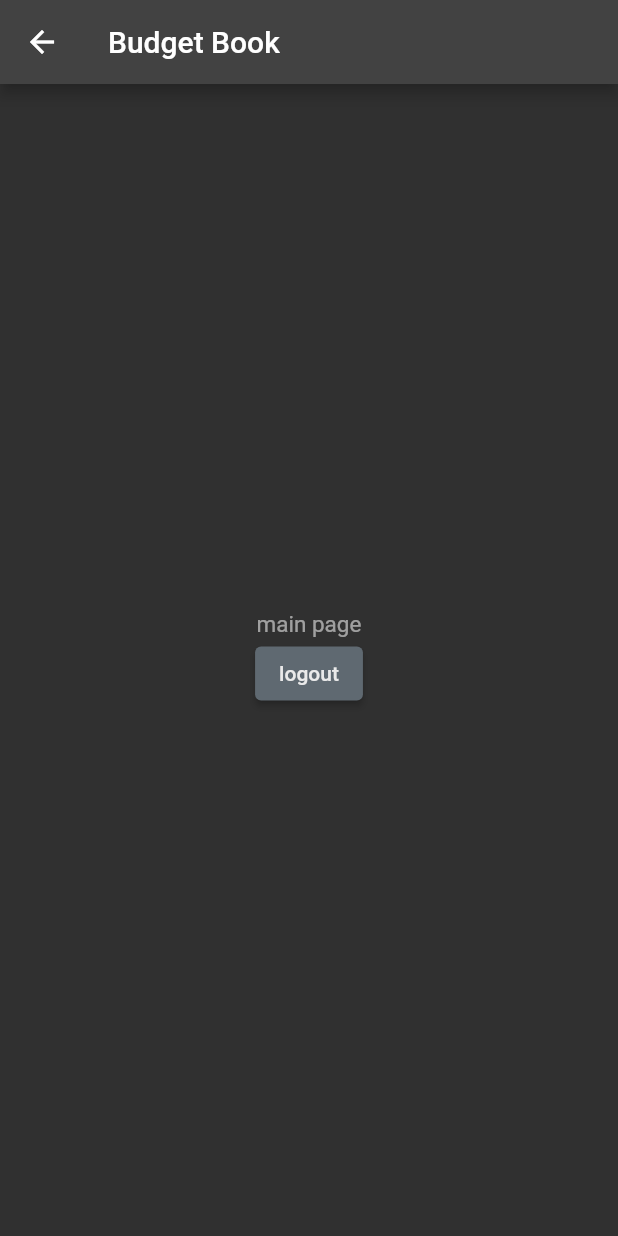
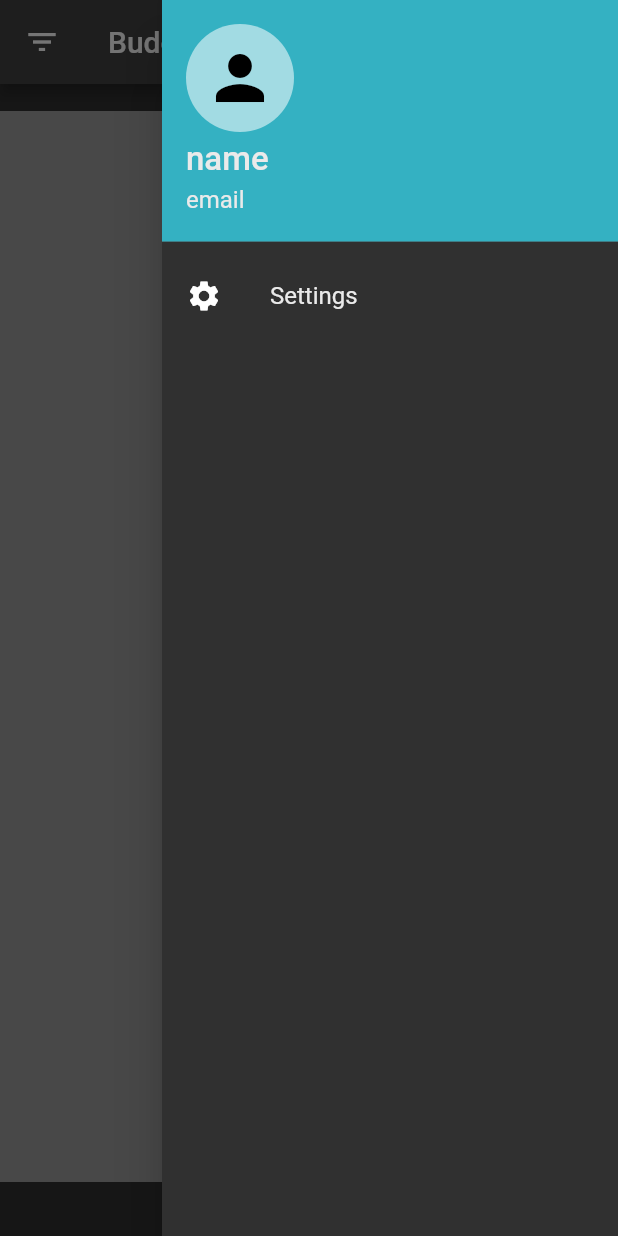
Before and after one commit to Gerald-Gmainer/budget_book, a Flutter app: the MainPage screen opened by its route, with the side drawer open (before the commit the screen has no drawer), on a phone screen of 412 x 824 dp. Run offline on Flutter 3.47's test engine with Material 2 defaults, Android fonts, the phone set to English and light mode, and no system bars; our stand-ins replace bloc, connectivity_plus, flutter_bloc, flutter_dotenv, font_awesome_flutter, form_validator and 3 more; missing offline and left inert: keep_screen_on; accounts and stored records are empty; generated files the repository leaves out were written again; network calls fail; Roboto replaces fonts that are missing (Noto Sans JP).

Commit message:
main page basic layout

```diff
--- a/flutter_app/lib/presentation/page/main/main_page.dart
+++ b/flutter_app/lib/presentation/page/main/main_page.dart
@@ -1,9 +1,13 @@
 import 'package:flutter/material.dart';
-import 'package:flutter_app/business_logic/business_logic.dart';
-import 'package:flutter_app/presentation/presentation.dart';
 import 'package:flutter_app/utils/utils.dart';
-import 'package:flutter_bloc/flutter_bloc.dart';
 import 'package:provider/provider.dart';
+import 'widget/balance_button_row.dart';
+import 'widget/date_row.dart';
+import 'widget/detail_row.dart';
+import 'widget/graph_row.dart';
+import 'widget/left_drawer.dart';
+import 'widget/left_drawer_button.dart';
+import 'widget/right_drawer.dart';
 
 class MainPage extends StatefulWidget {
   static const String route = "MainPage";
@@ -15,30 +19,36 @@ class MainPage extends StatefulWidget {
 }
 
 class _MainPageState extends State<MainPage> {
-  _logout() {
-    BlocProvider.of<LoginBloc>(context).add(LogoutEvent());
-    Navigator.of(context).pushNamedAndRemoveUntil(LoginPage.route, (route) => false);
-  }
-
   @override
   Widget build(BuildContext context) {
     final scaffoldProvider = Provider.of<ScaffoldProvider>(context, listen: false);
 
-    return Scaffold(
-      appBar: AppBar(title: Text(AppLocalizations.of(context).app_title)),
-      body: Builder(builder: (ctx) {
-        scaffoldProvider.setScaffoldContext((ctx));
-
-        return Center(
-          child: Column(
-            mainAxisAlignment: MainAxisAlignment.center,
+    return ChangeNotifierProvider(
+      create: (_) => LeftDrawerMenuState(),
+      child: Scaffold(
+        appBar: AppBar(
+          title: Text(AppLocalizations.of(context).app_title),
+          leading: const LeftDrawerButton(),
+        ),
+        primary: true,
+        endDrawer: const RightDrawer(),
+        body: Builder(builder: (ctx) {
+          scaffoldProvider.setScaffoldContext((ctx));
+          return Stack(
             children: [
-              const Text("main page"),
-              ElevatedButton(onPressed: _logout, child: const Text("logout")),
+              Column(
+                children: const [
+                  DateRow(),
+                  GraphRow(),
+                  DetailRow(),
+                  BalanceButtonRow(),
+                ],
+              ),
+              const LeftDrawer(),
             ],
-          ),
-        );
-      }),
+          );
+        }),
+      ),
     );
   }
 }
--- /dev/null
+++ b/flutter_app/lib/presentation/page/main/widget/balance_button_row.dart
@@ -0,0 +1,10 @@
+import 'package:flutter/material.dart';
+
+class BalanceButtonRow extends StatelessWidget {
+  const BalanceButtonRow({super.key});
+
+  @override
+  Widget build(BuildContext context) {
+    return Center(child: Text("balance"));
+  }
+}
--- /dev/null
+++ b/flutter_app/lib/presentation/page/main/widget/date_row.dart
@@ -0,0 +1,10 @@
+import 'package:flutter/material.dart';
+
+class DateRow extends StatelessWidget {
+  const DateRow({super.key});
+
+  @override
+  Widget build(BuildContext context) {
+    return Center(child: Text("date"));
+  }
+}
--- /dev/null
+++ b/flutter_app/lib/presentation/page/main/widget/detail_row.dart
@@ -0,0 +1,10 @@
+import 'package:flutter/material.dart';
+
+class DetailRow extends StatelessWidget {
+  const DetailRow({super.key});
+
+  @override
+  Widget build(BuildContext context) {
+    return Center(child: Text("Detail"));
+  }
+}
--- /dev/null
+++ b/flutter_app/lib/presentation/page/main/widget/graph_row.dart
@@ -0,0 +1,15 @@
+import 'package:flutter/material.dart';
+
+class GraphRow extends StatelessWidget {
+  const GraphRow({super.key});
+
+  @override
+  Widget build(BuildContext context) {
+    return Expanded(
+      child: Container(
+        color: Colors.grey,
+        child: Center(child: Text("graph")),
+      ),
+    );
+  }
+}
--- /dev/null
+++ b/flutter_app/lib/presentation/page/main/widget/left_drawer.dart
@@ -0,0 +1,68 @@
+import 'package:flutter/material.dart';
+import 'package:flutter_app/utils/utils.dart';
+import 'package:provider/provider.dart';
+
+import 'left_drawer_button.dart';
+
+class LeftDrawer extends StatefulWidget {
+  const LeftDrawer({super.key});
+
+  @override
+  State<LeftDrawer> createState() => _LeftDrawerState();
+}
+
+class _LeftDrawerState extends State<LeftDrawer> {
+  final double _menuWidth = 180.0;
+
+  @override
+  Widget build(BuildContext context) {
+    final menuState = Provider.of<LeftDrawerMenuState>(context);
+
+    return Stack(
+      children: [
+        GestureDetector(
+          onTap: () {
+            if (menuState.isMenuOpen) {
+              menuState.toggleMenu();
+            }
+          },
+          child: Container(
+            color: menuState.isMenuOpen ? Colors.black12 : Colors.transparent,
+          ),
+        ),
+        AnimatedPositioned(
+          duration: const Duration(milliseconds: 200),
+          top: 0,
+          bottom: 0,
+          left: menuState.isMenuOpen ? 0 : -_menuWidth,
+          curve: Curves.easeInOut,
+          child: Container(
+            width: _menuWidth,
+            color: AppColors.secondaryColor,
+            child: _buildContent(),
+          ),
+        ),
+      ],
+    );
+  }
+
+  Widget _buildContent() {
+    return ListView(
+      padding: EdgeInsets.zero,
+      children: [
+        ListTile(
+          title: Text('Item 1'),
+          onTap: () {
+            // Handle item 1 tap
+          },
+        ),
+        ListTile(
+          title: Text('Item 2'),
+          onTap: () {
+            // Handle item 2 tap
+          },
+        ),
+      ],
+    );
+  }
+}
--- /dev/null
+++ b/flutter_app/lib/presentation/page/main/widget/left_drawer_button.dart
@@ -0,0 +1,46 @@
+import 'package:flutter/material.dart';
+import 'package:provider/provider.dart';
+
+class LeftDrawerButton extends StatefulWidget {
+  const LeftDrawerButton({super.key});
+
+  @override
+  State<LeftDrawerButton> createState() => _LeftDrawerButtonState();
+}
+
+class _LeftDrawerButtonState extends State<LeftDrawerButton> {
+  @override
+  Widget build(BuildContext context) {
+    final menuState = Provider.of<LeftDrawerMenuState>(context);
+    return IconButton(
+      icon: AnimatedSwitcher(
+        duration: const Duration(milliseconds: 200),
+        transitionBuilder: (child, anim) => RotationTransition(
+          turns: menuState.isMenuOpen ? Tween<double>(begin: 1, end: 0.75).animate(anim) : Tween<double>(begin: 0.75, end: 1).animate(anim),
+          child: ScaleTransition(scale: anim, child: child),
+        ),
+        child: menuState.isMenuOpen
+            ? const Icon(Icons.arrow_upward)
+            : const Icon(
+                Icons.filter_list,
+                key: ValueKey('icon2'),
+              ),
+      ),
+      onPressed: () {
+        setState(() {
+          menuState.toggleMenu();
+        });
+      },
+    );
+  }
+}
+
+class LeftDrawerMenuState extends ChangeNotifier {
+  bool _isMenuOpen = false;
+  bool get isMenuOpen => _isMenuOpen;
+
+  void toggleMenu() {
+    _isMenuOpen = !_isMenuOpen;
+    notifyListeners();
+  }
+}
--- /dev/null
+++ b/flutter_app/lib/presentation/page/main/widget/right_drawer.dart
@@ -0,0 +1,62 @@
+import 'package:flutter/material.dart';
+import 'package:flutter_app/presentation/presentation.dart';
+import 'package:flutter_app/utils/utils.dart';
+import 'package:font_awesome_flutter/font_awesome_flutter.dart';
+
+class RightDrawer extends StatelessWidget {
+  const RightDrawer({super.key});
+
+  _openSettings(BuildContext context) {
+    Navigator.pop(context);
+    Navigator.of(context).pushNamed(SettingsPage.route);
+  }
+
+  @override
+  Widget build(BuildContext context) {
+    return SafeArea(
+      child: Drawer(
+        child: ListView(
+          children: [
+            UserAccountsDrawerHeader(
+              decoration: BoxDecoration(
+                color: AppColors.accentColor,
+              ),
+              accountName: Text(
+                "name",
+                style: TextStyle(
+                  fontSize: 22,
+                  color: AppColors.primaryTextColor,
+                ),
+              ),
+              accountEmail: Text(
+                "email",
+                style: TextStyle(
+                  fontSize: 16,
+                  color: AppColors.primaryTextColor,
+                ),
+              ),
+              currentAccountPicture: CircleAvatar(
+                backgroundColor: AppColors.secondaryTextColor,
+                // child: Icon(
+                //   FontAwesomeIcons.user,
+                //   size: 48,
+                // ),
+                child: Icon(
+                  Icons.person,
+                  size: 48,
+                ),
+              ),
+            ),
+            ListTile(
+              leading: Icon(Icons.settings),
+              title: Text('Settings'),
+              onTap: () {
+                _openSettings(context);
+              },
+            ),
+          ],
+        ),
+      ),
+    );
+  }
+}
--- /dev/null
+++ b/flutter_app/lib/presentation/page/settings/settings_page.dart
@@ -0,0 +1,45 @@
+import 'package:flutter/material.dart';
+import 'package:flutter_app/business_logic/business_logic.dart';
+import 'package:flutter_app/presentation/presentation.dart';
+import 'package:flutter_app/utils/utils.dart';
+import 'package:flutter_bloc/flutter_bloc.dart';
+import 'package:provider/provider.dart';
+
+class SettingsPage extends StatefulWidget {
+  static const String route = "SettingsPage";
+
+  const SettingsPage({super.key});
+
+  @override
+  State<SettingsPage> createState() => _SettingsPageState();
+}
+
+class _SettingsPageState extends State<SettingsPage> {
+  _logout() {
+    BlocProvider.of<LoginBloc>(context).add(LogoutEvent());
+    Navigator.of(context).pushNamedAndRemoveUntil(LoginPage.route, (route) => false);
+  }
+
+  @override
+  Widget build(BuildContext context) {
+    final scaffoldProvider = Provider.of<ScaffoldProvider>(context, listen: false);
+
+    return Scaffold(
+      appBar: AppBar(
+        title: Text("Settings"),
+      ),
+      body: Builder(builder: (ctx) {
+        scaffoldProvider.setScaffoldContext((ctx));
+
+        return Center(
+          child: Column(
+            mainAxisAlignment: MainAxisAlignment.center,
+            children: [
+              ElevatedButton(onPressed: _logout, child: const Text("logout")),
+            ],
+          ),
+        );
+      }),
+    );
+  }
+}
--- a/flutter_app/lib/presentation/presentation.dart
+++ b/flutter_app/lib/presentation/presentation.dart
@@ -7,6 +7,7 @@ export 'page/main/main_page.dart';
 export 'page/sign_up/sign_up_page.dart';
 export 'page/forgot_password/forgot_password_page.dart';
 export 'page/reset_password/reset_password_page.dart';
+export 'page/settings/settings_page.dart';
 
 export 'router/app_router.dart';
 
--- a/flutter_app/lib/presentation/router/app_router.dart
+++ b/flutter_app/lib/presentation/router/app_router.dart
@@ -27,6 +27,10 @@ class AppRouter {
         return MyCustomRoute(
           builder: (context) => const MainPage(),
         );
+      case SettingsPage.route:
+        return MyCustomRoute(
+          builder: (context) => const SettingsPage(),
+        );
       default:
         return MaterialPageRoute(
           builder: (context) => const SplashScreen(),
```
